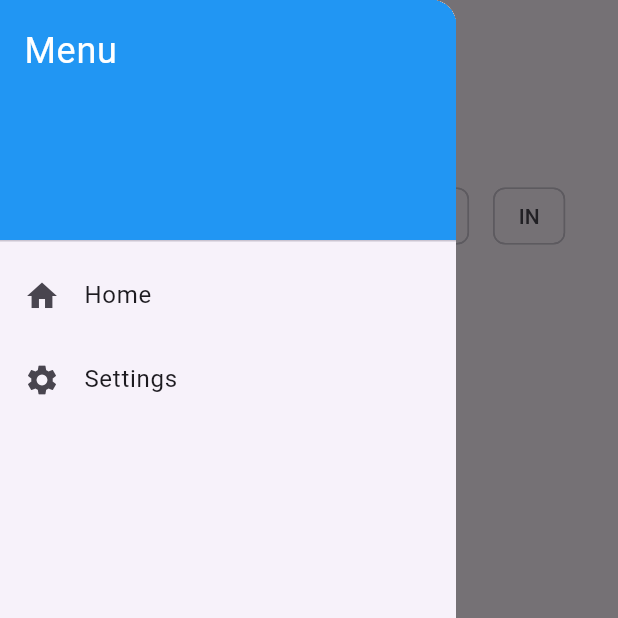
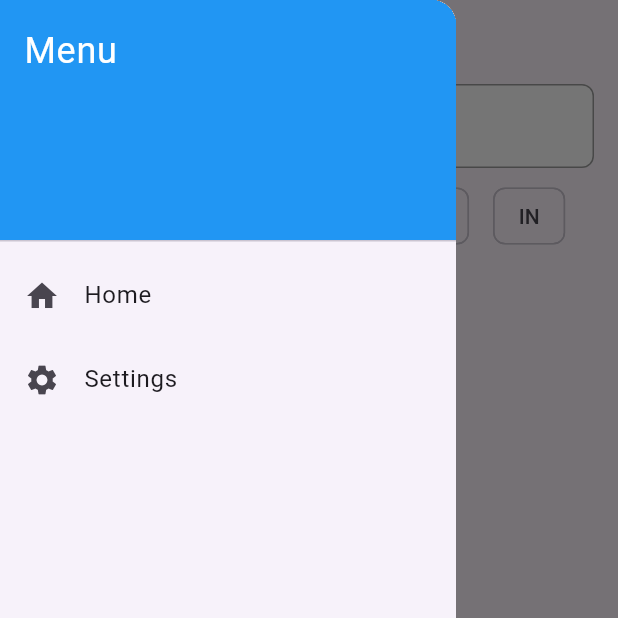
Before and after one commit to a-elnajjar/news_app_flutter, a Flutter app: the screen it shows after launch, with the side drawer open, on a phone screen of 412 x 824 dp, the top half of it. Run offline on Flutter 3.47's test engine with Material 3 defaults, Android fonts, the phone set to English and light mode, and no system bars; our stand-ins replace package_info_plus; network calls fail.

```diff
--- a/lib/screens/news_list_screen.dart
+++ b/lib/screens/news_list_screen.dart
@@ -11,12 +11,15 @@ class NewsListScreen extends StatefulWidget {
 class _NewsListScreenState extends State<NewsListScreen> {
   final NewsService newsService = NewsService();
   final ScrollController _scrollController = ScrollController();
+  final TextEditingController _searchController = TextEditingController();
 
   List<Article> _articles = [];
+  List<Article> _filteredArticles = [];
   int _currentPage = 1;
   bool _isLoading = false;
   bool _hasMore = true;
   String _selectedCountry = 'us'; // Default country
+  String _query = '';
 
   @override
   void initState() {
@@ -26,6 +29,15 @@ class _NewsListScreenState extends State<NewsListScreen> {
       if (_scrollController.position.pixels == _scrollController.position.maxScrollExtent && _hasMore) {
         _fetchArticles();
       }
+    });
+
+    _searchController.addListener(_onSearchChanged);
+  }
+
+  void _onSearchChanged() {
+    setState(() {
+      _query = _searchController.text;
+      _filterArticles();
     });
   }
 
@@ -43,6 +55,7 @@ class _NewsListScreenState extends State<NewsListScreen> {
           _hasMore = false;
         } else {
           _articles.addAll(fetchedArticles);
+          _filterArticles();
         }
       });
     } catch (e) {
@@ -51,6 +64,18 @@ class _NewsListScreenState extends State<NewsListScreen> {
       setState(() {
         _isLoading = false;
       });
+    }
+  }
+
+  void _filterArticles() {
+    if (_query.isEmpty) {
+      _filteredArticles = _articles;
+    } else {
+      _filteredArticles = _articles
+          .where((article) =>
+              article.title.toLowerCase().contains(_query.toLowerCase()) ||
+              article.description.toLowerCase().contains(_query.toLowerCase()))
+          .toList();
     }
   }
 
@@ -67,6 +92,7 @@ class _NewsListScreenState extends State<NewsListScreen> {
   @override
   void dispose() {
     _scrollController.dispose();
+    _searchController.dispose();
     super.dispose();
   }
 
@@ -74,22 +100,44 @@ class _NewsListScreenState extends State<NewsListScreen> {
   Widget build(BuildContext context) {
     return Scaffold(
       appBar: AppBar(
-        title: Text('News'),
+        title: TextField(
+          controller: _searchController,
+          decoration: InputDecoration(
+            hintText: 'Search...',
+            hintStyle: TextStyle(color: Colors.grey), // Set hint text color to grey
+            filled: true,
+            fillColor: Colors.white, // Set background color to white
+            border: OutlineInputBorder(
+              borderRadius: BorderRadius.circular(8.0),
+              borderSide: BorderSide(color: Colors.blue), // Set border color to blue
+            ),
+            enabledBorder: OutlineInputBorder(
+              borderRadius: BorderRadius.circular(8.0),
+              borderSide: BorderSide(color: Colors.grey), // Set border color when enabled to grey
+            ),
+            focusedBorder: OutlineInputBorder(
+              borderRadius: BorderRadius.circular(8.0),
+              borderSide: BorderSide(color: Colors.blue), // Set border color when focused to blue
+            ),
+            contentPadding: EdgeInsets.symmetric(vertical: 16.0, horizontal: 16.0), // Set padding inside the text field
+          ),
+          style: TextStyle(color: Colors.black), // Set text color to black
+        ),
       ),
       body: Column(
         children: [
           _buildCountryChips(),
           Expanded(
-            child: _articles.isEmpty
+            child: _filteredArticles.isEmpty
                 ? Center(child: CircularProgressIndicator())
                 : ListView.builder(
                     controller: _scrollController,
-                    itemCount: _articles.length + 1,
+                    itemCount: _filteredArticles.length + 1,
                     itemBuilder: (context, index) {
-                      if (index == _articles.length) {
+                      if (index == _filteredArticles.length) {
                         return _hasMore ? Center(child: CircularProgressIndicator()) : Container();
                       }
-                      final article = _articles[index];
+                      final article = _filteredArticles[index];
                       return ArticleTile(article: article);
                     },
                   ),
--- a/lib/screens/settings_screen.dart
+++ b/lib/screens/settings_screen.dart
@@ -1,4 +1,5 @@
 import 'package:flutter/material.dart';
+import 'about_screen.dart'; // Import the AboutScreen
 
 class SettingsScreen extends StatelessWidget {
   @override
@@ -58,7 +59,10 @@ class SettingsScreen extends StatelessWidget {
             title: Text('About'),
             subtitle: Text('App version, terms, and contact support'),
             onTap: () {
-              // Navigate to About screen
+              Navigator.push(
+                context,
+                MaterialPageRoute(builder: (context) => AboutScreen()),
+              );
             },
           ),
         ],
--- a/pubspec.yaml
+++ b/pubspec.yaml
@@ -9,12 +9,13 @@ environment:
 dependencies:
   flutter:
     sdk: flutter
-  http: ^0.13.3
+  http: ^0.13.6
+  package_info_plus: ^1.4.3
 
 dev_dependencies:
   flutter_test:
     sdk: flutter
-  flutter_lints: ^3.0.0
+  flutter_lints: ^3.0.2
 
 flutter:
   uses-material-design: true
```
Also changed, not shown: lib/screens/about_screen.dart (added, +80 -0 lines), lib/services/news_service.dart (+19 -10 lines), pubspec.lock, 7 other files.
